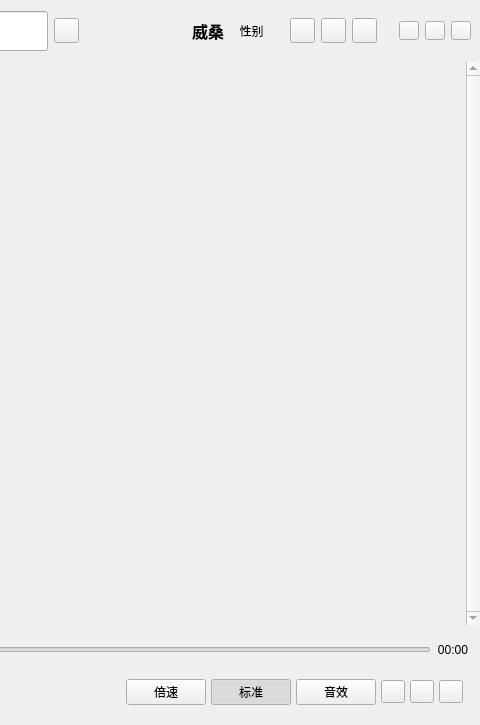
Above: KuGouStart/KuGouApp.ui from a-mo-xi-wei/KuGouApp before the change; both pictures show x 570 to 1050 and y 0 to 725 of the 1050 by 725 pixel window. Below: the same form after it.
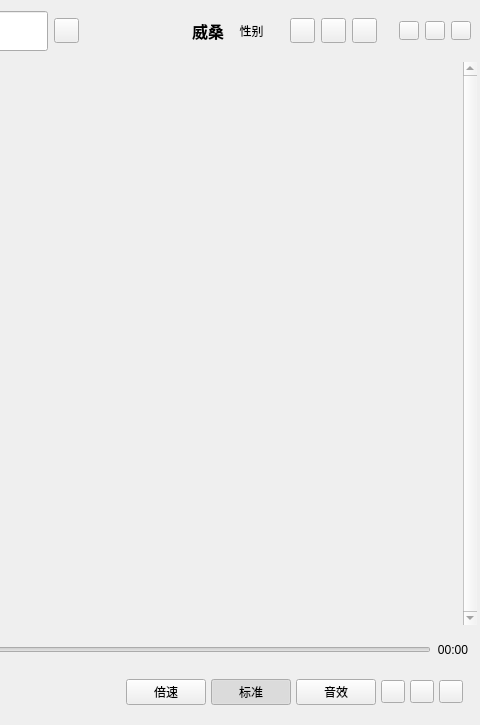
That is the form after the change. Custom widgets are drawn as their Qt base class.

Commit message: 将dynamic_cast改为static_cast

What changed in the file:
```diff
--- a/KuGouStart/KuGouApp.ui
+++ b/KuGouStart/KuGouApp.ui
@@ -678,7 +678,7 @@
        <number>0</number>
       </property>
       <property name="rightMargin">
-       <number>0</number>
+       <number>3</number>
       </property>
       <item>
        <widget class="QScrollArea" name="menu_scrollArea">
@@ -1258,7 +1258,7 @@
           <rect>
            <x>0</x>
            <y>0</y>
-           <width>870</width>
+           <width>867</width>
            <height>553</height>
           </rect>
          </property>
```
Left out of the diff: 2 changed lines with no effect on the pictures. The commit also changes 1 other file.
